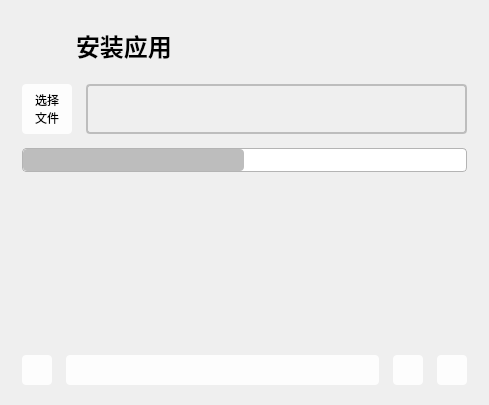
This is QtAdb/sonPages/apps/sp_installer.ui in LapplandSP/QtAdb as Qt 5 draws it before an edit. The edited form follows.
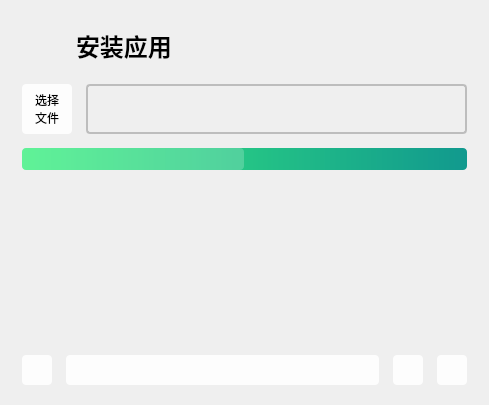
This is the edited form. Icons and pictures are not drawn.

```diff
--- a/QtAdb/sonPages/apps/sp_installer.ui
+++ b/QtAdb/sonPages/apps/sp_installer.ui
@@ -155,14 +155,12 @@
 	border-radius:4px;
 	text-align:center;
 	/*border:1px solid #E8EDF2;*/
-    border:1px solid #E8EDF2;
-	background-color: rgb(255, 255, 255);
-	border-color: rgb(180, 180, 180);
+    border:0px solid #E8EDF2;
+	background-color: qlineargradient(x1:0,y1:1,x1:1,y1:0,stop:0 #11998e, stop:1 #38ef7d);
 }
 QProgressBar:chunk{
 	border-radius:4px;
-	/*background-color:#1ABC9C;*/
-	background-color:#BDBDBD;
+	background-color:rgba(255,255,255,0.2);
 }
 </string>
           </property>
```
